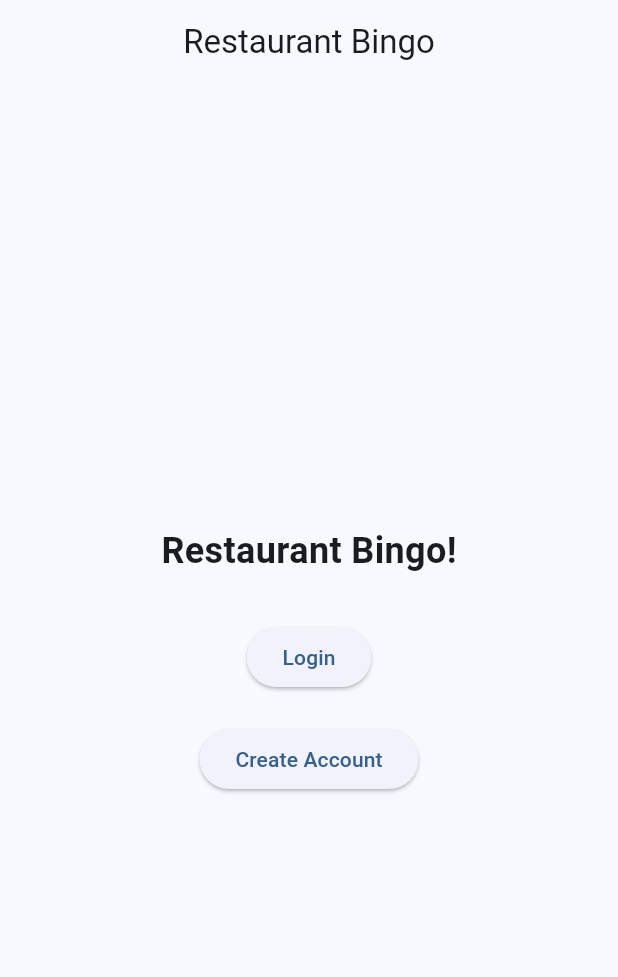
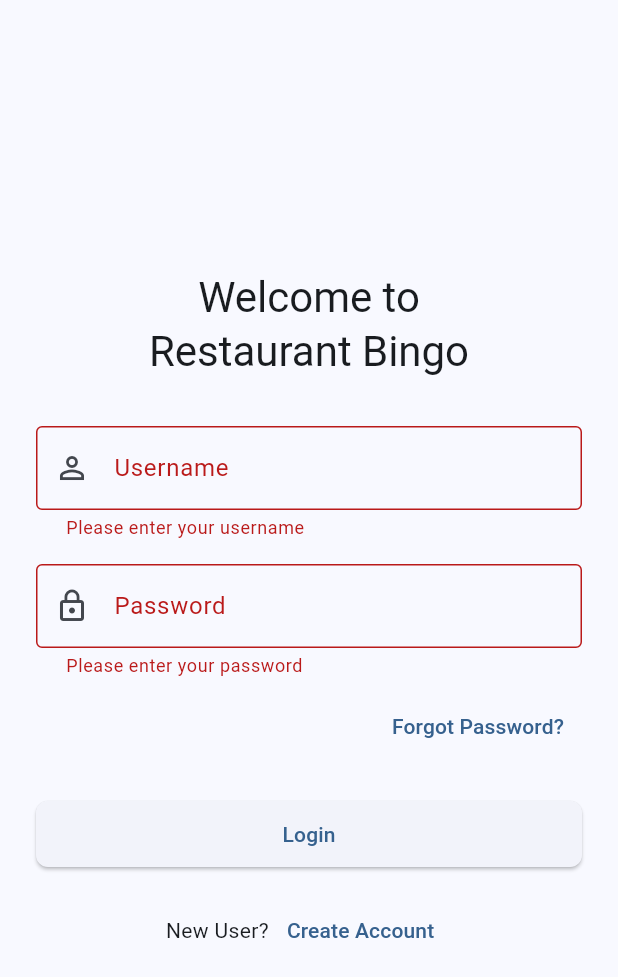
Before and after one commit to biggerthanfood/bingo, a Flutter app: the screen it shows after launch, after a tap on "Login", on a phone screen of 412 x 824 dp. Shown: the top 977 px of the screen. Run offline on Flutter 3.47's test engine with Material 3 defaults, Android fonts, the phone set to English and light mode, and no system bars.

Commit message:
add login and register screens

```diff
--- a/lib/main.dart
+++ b/lib/main.dart
@@ -1,4 +1,5 @@
 import 'package:flutter/material.dart';
+import 'screens/login_screen.dart';
 
 void main() {
   runApp(const BingoApp());
@@ -18,46 +19,20 @@ class BingoApp extends StatelessWidget {
           brightness: Brightness.light,
         ),
         useMaterial3: true,
+        inputDecorationTheme: const InputDecorationTheme(
+          border: OutlineInputBorder(),
+          contentPadding: EdgeInsets.symmetric(horizontal: 16, vertical: 16),
+        ),
+        elevatedButtonTheme: ElevatedButtonThemeData(
+          style: ElevatedButton.styleFrom(
+            padding: const EdgeInsets.symmetric(horizontal: 24, vertical: 12),
+            shape: RoundedRectangleBorder(
+              borderRadius: BorderRadius.circular(8),
+            ),
+          ),
+        ),
       ),
-      home: const HomeScreen(),
+      home: const LoginScreen(),
     );
   }
 }
-
-class HomeScreen extends StatelessWidget {
-  const HomeScreen({super.key});
-
-  @override
-  Widget build(BuildContext context) {
-    return Scaffold(
-      appBar: AppBar(
-        title: const Text('Restaurant Bingo'),
-        centerTitle: true,
-      ),
-      body: Center(
-        child: Column(
-          mainAxisAlignment: MainAxisAlignment.center,
-          children: [
-            const Text(
-              'Restaurant Bingo!',
-              style: TextStyle(
-                fontSize: 24,
-                fontWeight: FontWeight.bold,
-              ),
-            ),
-            const SizedBox(height: 30),
-            ElevatedButton(
-              onPressed: () {},
-              child: const Text('Login'),
-            ),
-            const SizedBox(height: 20),
-            ElevatedButton(
-              onPressed: () {},
-              child: const Text('Create Account'),
-            ),
-          ],
-        ),
-      ),
-    );
-  }
-}
--- /dev/null
+++ b/lib/screens/login_screen.dart
@@ -0,0 +1,139 @@
+import 'package:flutter/material.dart';
+import 'registration_screen.dart';
+
+class LoginScreen extends StatefulWidget {
+  const LoginScreen({super.key});
+
+  @override
+  State<LoginScreen> createState() => _LoginScreenState();
+}
+
+class _LoginScreenState extends State<LoginScreen> {
+  final _formKey = GlobalKey<FormState>();
+  final _usernameController = TextEditingController();
+  final _passwordController = TextEditingController();
+  bool _isLoading = false;
+
+  @override
+  void dispose() {
+    _usernameController.dispose();
+    _passwordController.dispose();
+    super.dispose();
+  }
+
+  Future<void> _handleLogin() async {
+    if (_formKey.currentState!.validate()) {
+      setState(() => _isLoading = true);
+
+      try {
+        // TODO: Implement your login logic here
+        await Future.delayed(const Duration(seconds: 2)); // Simulated delay
+      } catch (e) {
+        if (mounted) {
+          ScaffoldMessenger.of(context).showSnackBar(
+            SnackBar(content: Text('Login failed: ${e.toString()}')),
+          );
+        }
+      } finally {
+        if (mounted) {
+          setState(() => _isLoading = false);
+        }
+      }
+    }
+  }
+
+  void _navigateToRegistration() {
+    Navigator.push(
+      context,
+      MaterialPageRoute(builder: (context) => const RegistrationScreen()),
+    );
+  }
+
+  @override
+  Widget build(BuildContext context) {
+    return Scaffold(
+      body: SafeArea(
+        child: Center(
+          child: SingleChildScrollView(
+            padding: const EdgeInsets.all(24.0),
+            child: Form(
+              key: _formKey,
+              child: Column(
+                mainAxisAlignment: MainAxisAlignment.center,
+                crossAxisAlignment: CrossAxisAlignment.stretch,
+                children: [
+                  Text(
+                    'Welcome to\nRestaurant Bingo',
+                    style: Theme.of(context).textTheme.headlineMedium,
+                    textAlign: TextAlign.center,
+                  ),
+                  const SizedBox(height: 32),
+                  TextFormField(
+                    controller: _usernameController,
+                    decoration: const InputDecoration(
+                      labelText: 'Username',
+                      prefixIcon: Icon(Icons.person_outline),
+                    ),
+                    validator: (value) {
+                      if (value == null || value.isEmpty) {
+                        return 'Please enter your username';
+                      }
+                      return null;
+                    },
+                  ),
+                  const SizedBox(height: 16),
+                  TextFormField(
+                    controller: _passwordController,
+                    decoration: const InputDecoration(
+                      labelText: 'Password',
+                      prefixIcon: Icon(Icons.lock_outline),
+                    ),
+                    obscureText: true,
+                    validator: (value) {
+                      if (value == null || value.isEmpty) {
+                        return 'Please enter your password';
+                      }
+                      return null;
+                    },
+                  ),
+                  const SizedBox(height: 8),
+                  Align(
+                    alignment: Alignment.centerRight,
+                    child: TextButton(
+                      onPressed: () {
+                        // TODO: Navigate to forgot password screen
+                      },
+                      child: const Text('Forgot Password?'),
+                    ),
+                  ),
+                  const SizedBox(height: 24),
+                  ElevatedButton(
+                    onPressed: _isLoading ? null : _handleLogin,
+                    child: _isLoading
+                        ? const SizedBox(
+                            height: 20,
+                            width: 20,
+                            child: CircularProgressIndicator(strokeWidth: 2),
+                          )
+                        : const Text('Login'),
+                  ),
+                  const SizedBox(height: 16),
+                  Row(
+                    mainAxisAlignment: MainAxisAlignment.center,
+                    children: [
+                      const Text("New User?"),
+                      TextButton(
+                        onPressed: _navigateToRegistration,
+                        child: const Text('Create Account'),
+                      ),
+                    ],
+                  ),
+                ],
+              ),
+            ),
+          ),
+        ),
+      ),
+    );
+  }
+}
```
Also changed, not shown: lib/screens/registration_screen.dart (added, +182 -0 lines), 1 other file.
